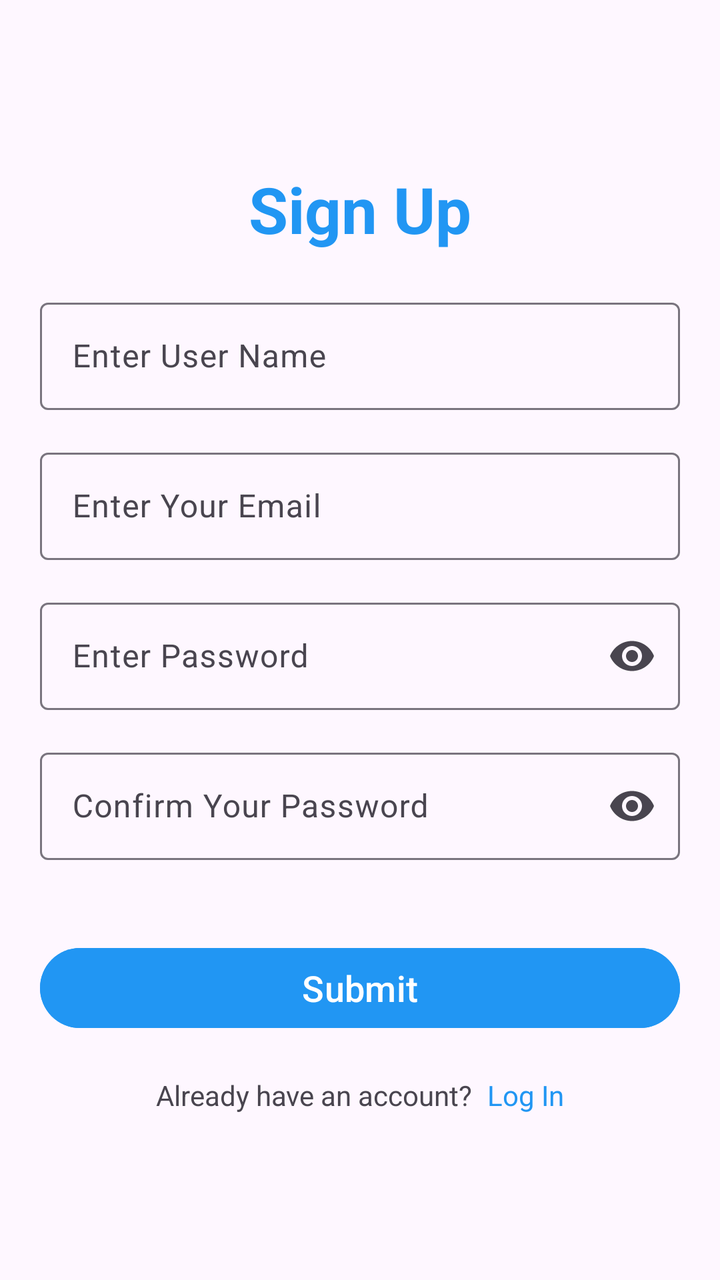
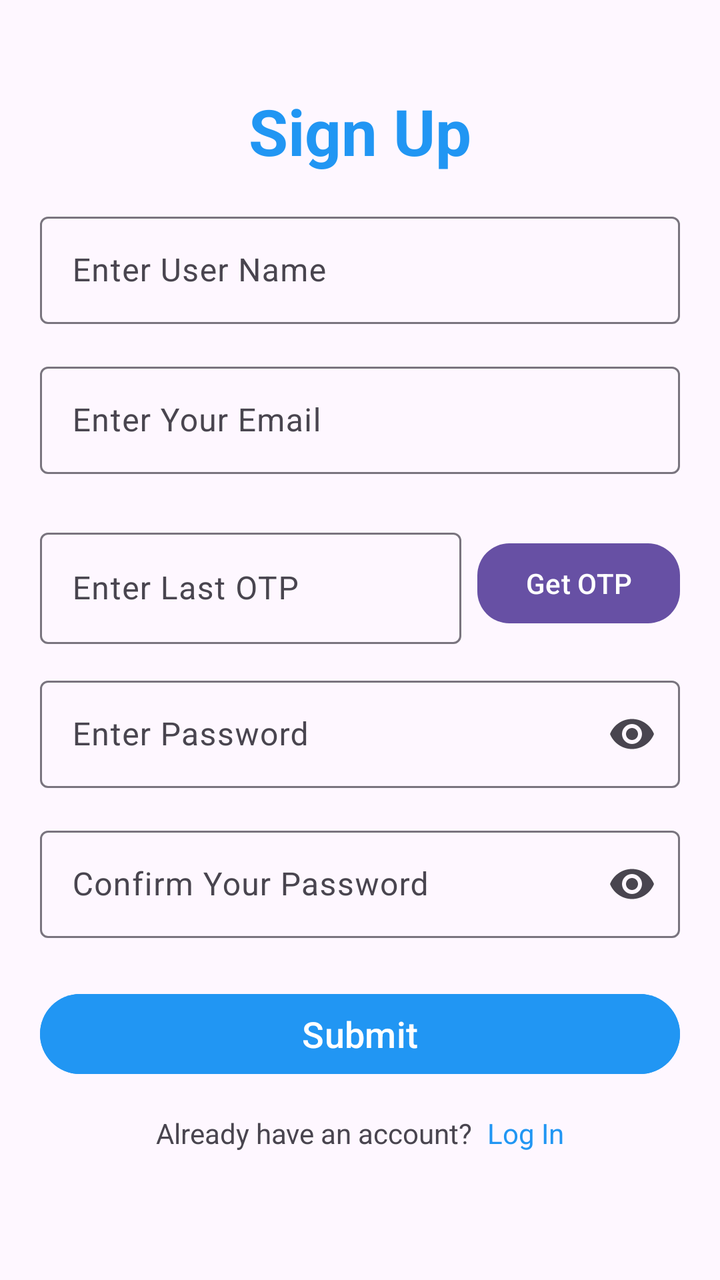

Before-and-after screenshots of an Android layout around one commit, followed by the original layout XML and the change that was made.
<!-- AndroidManifest.xml: application theme Theme.SpringToDo -->
<!-- res/layout/activity_sign_up.xml -->
<?xml version="1.0" encoding="utf-8"?>
<RelativeLayout xmlns:android="http://schemas.android.com/apk/res/android"
    xmlns:app="http://schemas.android.com/apk/res-auto"
    xmlns:tools="http://schemas.android.com/tools"
    xmlns:material="http://schemas.android.com/apk/res-auto"
    android:id="@+id/main"
    android:layout_width="match_parent"
    android:layout_height="match_parent"
    android:padding="20dp"
    android:gravity="center"
    android:layout_margin="15dp"
    tools:context=".SignUpActivity">

    
    <TextView
        android:id="@+id/txtSignUp"
        android:layout_width="wrap_content"
        android:layout_height="wrap_content"
        android:text="Sign Up"
        android:textSize="32sp"
        android:textStyle="bold"
        android:textColor="@color/colorPrimary"
        android:layout_marginBottom="20dp"
        android:layout_centerHorizontal="true" />

    
    <com.google.android.material.textfield.TextInputLayout
        android:id="@+id/edtNameLayout"
        android:layout_width="match_parent"
        android:layout_height="wrap_content"
        android:layout_below="@id/txtSignUp"
        android:layout_marginBottom="16dp">

        <com.google.android.material.textfield.TextInputEditText
            android:id="@+id/edtName"
            android:layout_width="match_parent"
            android:layout_height="wrap_content"
            android:hint="Enter User Name"
            android:textSize="16sp"
            android:backgroundTint="@color/colorAccent"
            android:padding="16dp"/>
    </com.google.android.material.textfield.TextInputLayout>

    
    <com.google.android.material.textfield.TextInputLayout
        android:id="@+id/edtEmailLayout"
        android:layout_width="match_parent"
        android:layout_height="wrap_content"
        android:layout_below="@id/edtNameLayout"
        android:layout_marginBottom="16dp">

        <com.google.android.material.textfield.TextInputEditText
            android:id="@+id/edtEmail"
            android:layout_width="match_parent"
            android:layout_height="wrap_content"
            android:hint="Enter Your Email"
            android:textSize="16sp"
            android:backgroundTint="@color/colorAccent"
            android:padding="16dp"/>
    </com.google.android.material.textfield.TextInputLayout>

    
    <com.google.android.material.textfield.TextInputLayout
        android:id="@+id/edtPasswordLayout"
        android:layout_width="match_parent"
        android:layout_height="wrap_content"
        android:layout_below="@id/edtEmailLayout"
        android:layout_marginBottom="16dp"
        app:endIconMode="password_toggle">

        <com.google.android.material.textfield.TextInputEditText
            android:id="@+id/edtPassword"
            android:layout_width="match_parent"
            android:layout_height="wrap_content"
            android:hint="Enter Password"
            android:textSize="16sp"
            android:inputType="textPassword"
            android:backgroundTint="@color/colorAccent"
            android:padding="16dp"/>
    </com.google.android.material.textfield.TextInputLayout>

    
    <com.google.android.material.textfield.TextInputLayout
        android:id="@+id/edtConfirmLayout"
        android:layout_width="match_parent"
        android:layout_height="wrap_content"
        android:layout_below="@id/edtPasswordLayout"
        android:layout_marginBottom="20dp"
        app:endIconMode="password_toggle">

        <com.google.android.material.textfield.TextInputEditText
            android:id="@+id/edtConfirm"
            android:layout_width="match_parent"
            android:layout_height="wrap_content"
            android:hint="Confirm Your Password"
            android:textSize="16sp"
            android:inputType="textPassword"
            android:backgroundTint="@color/colorAccent"
            android:padding="16dp"/>
    </com.google.android.material.textfield.TextInputLayout>

    
    <com.google.android.material.button.MaterialButton
        android:id="@+id/btnSubmit"
        android:layout_width="match_parent"
        android:layout_height="wrap_content"
        android:layout_below="@id/edtConfirmLayout"
        android:text="Submit"
        android:textSize="18sp"
        android:textColor="@android:color/white"
        android:layout_marginTop="20dp"
        android:backgroundTint="@color/colorPrimary" />

    
    <LinearLayout
        android:layout_width="match_parent"
        android:layout_height="wrap_content"
        android:layout_below="@id/btnSubmit"
        android:gravity="center"
        android:layout_marginTop="20dp">

        <TextView
            android:layout_width="wrap_content"
            android:layout_height="wrap_content"
            android:text="Already have an account?"
            android:textSize="14sp"/>

        <TextView
            android:id="@+id/logIn"
            android:layout_width="wrap_content"
            android:layout_height="wrap_content"
            android:text=" Log In"
            android:textSize="14sp"
            android:textColor="@color/colorPrimary"
            android:layout_marginStart="4dp"/>

    </LinearLayout>

</RelativeLayout>
<!-- resources referenced by this layout -->
<resources>
  <color name="colorAccent">#FF4081</color>
  <color name="colorPrimary">#2196F3</color>
  <style name="Theme.SpringToDo" parent="Base.Theme.SpringToDo" />
  <style name="Base.Theme.SpringToDo" parent="Theme.Material3.DayNight.NoActionBar">
          
          
      </style>
</resources>

<!-- the commit's change to res/layout/activity_sign_up.xml (unified diff, before → after) -->
@@ -1,14 +1,11 @@
 <?xml version="1.0" encoding="utf-8"?>
-<RelativeLayout xmlns:android="http://schemas.android.com/apk/res/android"
+<androidx.constraintlayout.widget.ConstraintLayout xmlns:android="http://schemas.android.com/apk/res/android"
     xmlns:app="http://schemas.android.com/apk/res-auto"
     xmlns:tools="http://schemas.android.com/tools"
-    xmlns:material="http://schemas.android.com/apk/res-auto"
     android:id="@+id/main"
     android:layout_width="match_parent"
     android:layout_height="match_parent"
     android:padding="20dp"
-    android:gravity="center"
-    android:layout_margin="15dp"
     tools:context=".SignUpActivity">
 
     
@@ -20,16 +17,21 @@
         android:textSize="32sp"
         android:textStyle="bold"
         android:textColor="@color/colorPrimary"
+        app:layout_constraintTop_toTopOf="parent"
+        app:layout_constraintStart_toStartOf="parent"
+        app:layout_constraintEnd_toEndOf="parent"
         android:layout_marginBottom="20dp"
-        android:layout_centerHorizontal="true" />
+        android:layout_marginTop="24dp"/>
 
     
     <com.google.android.material.textfield.TextInputLayout
         android:id="@+id/edtNameLayout"
-        android:layout_width="match_parent"
+        android:layout_width="0dp"
         android:layout_height="wrap_content"
-        android:layout_below="@id/txtSignUp"
-        android:layout_marginBottom="16dp">
+        app:layout_constraintTop_toBottomOf="@id/txtSignUp"
+        app:layout_constraintStart_toStartOf="parent"
+        app:layout_constraintEnd_toEndOf="parent"
+        android:layout_marginTop="16dp">
 
         <com.google.android.material.textfield.TextInputEditText
             android:id="@+id/edtName"
@@ -44,10 +46,12 @@
     
     <com.google.android.material.textfield.TextInputLayout
         android:id="@+id/edtEmailLayout"
-        android:layout_width="match_parent"
+        android:layout_width="0dp"
         android:layout_height="wrap_content"
-        android:layout_below="@id/edtNameLayout"
-        android:layout_marginBottom="16dp">
+        app:layout_constraintTop_toBottomOf="@id/edtNameLayout"
+        app:layout_constraintStart_toStartOf="parent"
+        app:layout_constraintEnd_toEndOf="parent"
+        android:layout_marginTop="16dp">
 
         <com.google.android.material.textfield.TextInputEditText
             android:id="@+id/edtEmail"
@@ -61,12 +65,44 @@
 
     
     <com.google.android.material.textfield.TextInputLayout
+        android:id="@+id/otpInputLayout"
+        android:layout_width="0dp"
+        android:layout_height="wrap_content"
+        android:hint="Enter Last OTP"
+        app:layout_constraintTop_toBottomOf="@id/edtEmailLayout"
+        app:layout_constraintStart_toStartOf="parent"
+        app:layout_constraintEnd_toStartOf="@id/otpButtonSign"
+        android:layout_marginTop="24dp"
+        android:layout_marginEnd="8dp">
+
+        <com.google.android.material.textfield.TextInputEditText
+            android:id="@+id/edtOtpSign"
+            android:layout_width="match_parent"
+            android:layout_height="wrap_content"
+            android:inputType="number"/>
+    </com.google.android.material.textfield.TextInputLayout>
+
+    
+    <com.google.android.material.button.MaterialButton
+        android:id="@+id/otpButtonSign"
+        android:layout_width="wrap_content"
+        android:layout_height="wrap_content"
+        android:text="Get OTP"
+        app:cornerRadius="16dp"
+        app:layout_constraintTop_toTopOf="@id/otpInputLayout"
+        app:layout_constraintBottom_toBottomOf="@id/otpInputLayout"
+        app:layout_constraintEnd_toEndOf="parent"/>
+
+    
+    <com.google.android.material.textfield.TextInputLayout
         android:id="@+id/edtPasswordLayout"
-        android:layout_width="match_parent"
+        android:layout_width="0dp"
         android:layout_height="wrap_content"
-        android:layout_below="@id/edtEmailLayout"
-        android:layout_marginBottom="16dp"
-        app:endIconMode="password_toggle">
+        android:layout_marginTop="13dp"
+        app:endIconMode="password_toggle"
+        app:layout_constraintTop_toBottomOf="@id/otpInputLayout"
+        app:layout_constraintStart_toStartOf="parent"
+        app:layout_constraintEnd_toEndOf="parent">
 
         <com.google.android.material.textfield.TextInputEditText
             android:id="@+id/edtPassword"
@@ -82,11 +118,13 @@
     
     <com.google.android.material.textfield.TextInputLayout
         android:id="@+id/edtConfirmLayout"
-        android:layout_width="match_parent"
+        android:layout_width="0dp"
         android:layout_height="wrap_content"
-        android:layout_below="@id/edtPasswordLayout"
-        android:layout_marginBottom="20dp"
-        app:endIconMode="password_toggle">
+        android:layout_marginTop="16dp"
+        app:endIconMode="password_toggle"
+        app:layout_constraintTop_toBottomOf="@id/edtPasswordLayout"
+        app:layout_constraintStart_toStartOf="parent"
+        app:layout_constraintEnd_toEndOf="parent">
 
         <com.google.android.material.textfield.TextInputEditText
             android:id="@+id/edtConfirm"
@@ -102,28 +140,33 @@
     
     <com.google.android.material.button.MaterialButton
         android:id="@+id/btnSubmit"
-        android:layout_width="match_parent"
+        android:layout_width="0dp"
         android:layout_height="wrap_content"
-        android:layout_below="@id/edtConfirmLayout"
         android:text="Submit"
         android:textSize="18sp"
         android:textColor="@android:color/white"
-        android:layout_marginTop="20dp"
-        android:backgroundTint="@color/colorPrimary" />
+        android:backgroundTint="@color/colorPrimary"
+        app:layout_constraintTop_toBottomOf="@id/edtConfirmLayout"
+        app:layout_constraintStart_toStartOf="parent"
+        app:layout_constraintEnd_toEndOf="parent"
+        android:layout_marginTop="24dp"/>
 
     
     <LinearLayout
-        android:layout_width="match_parent"
+        android:layout_width="wrap_content"
         android:layout_height="wrap_content"
-        android:layout_below="@id/btnSubmit"
+        android:orientation="horizontal"
         android:gravity="center"
-        android:layout_marginTop="20dp">
+        app:layout_constraintTop_toBottomOf="@id/btnSubmit"
+        app:layout_constraintStart_toStartOf="parent"
+        app:layout_constraintEnd_toEndOf="parent"
+        android:layout_marginTop="16dp">
 
         <TextView
             android:layout_width="wrap_content"
             android:layout_height="wrap_content"
             android:text="Already have an account?"
-            android:textSize="14sp"/>
+            android:textSize="14sp" />
 
         <TextView
             android:id="@+id/logIn"
@@ -133,7 +176,6 @@
             android:textSize="14sp"
             android:textColor="@color/colorPrimary"
             android:layout_marginStart="4dp"/>
-
     </LinearLayout>
 
-</RelativeLayout>
+</androidx.constraintlayout.widget.ConstraintLayout>
